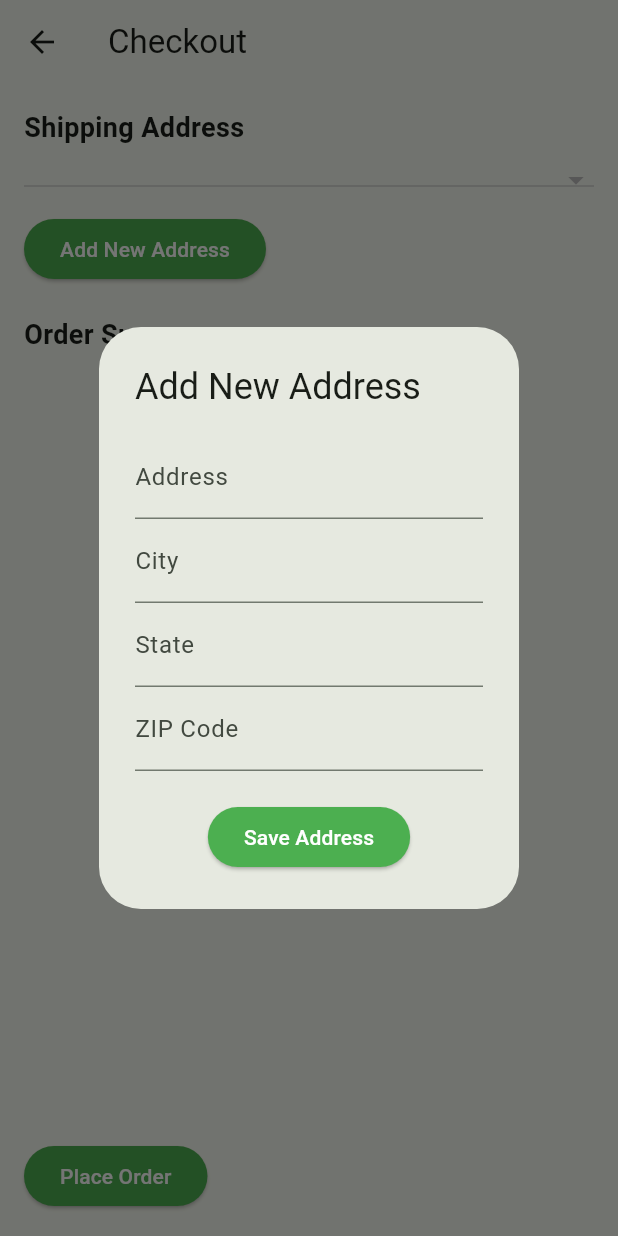
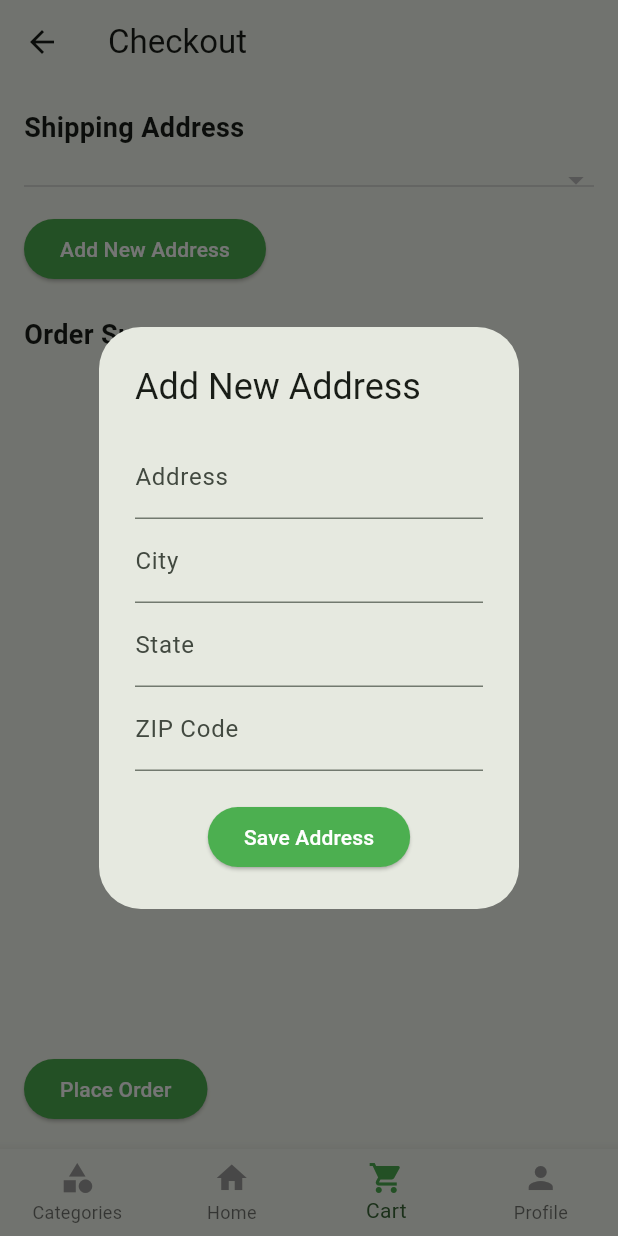
Before and after one commit to tahmidkhanshuvo/TekVend, a Flutter app: the CheckoutPage screen opened by its route, after a tap on "Add New Address", on a phone screen of 412 x 824 dp. Run offline on Flutter 3.47's test engine with Material 3 defaults, Android fonts, the phone set to English and light mode, and no system bars; our stand-ins replace cloud_firestore, firebase_auth, firebase_core, firebase_storage, font_awesome_flutter, get and 4 more; accounts and stored records are empty.

Commit message:
address saves and navigation works

```diff
--- /dev/null
+++ b/lib/controllers/address.dart
@@ -0,0 +1,53 @@
+import '../pages.dart';
+
+class AddressForm extends StatelessWidget {
+  final void Function(Map<String, String>) onSave;
+  final addressController = TextEditingController();
+  final cityController = TextEditingController();
+  final stateController = TextEditingController();
+  final zipController = TextEditingController();
+
+  AddressForm({required this.onSave});
+
+  @override
+  Widget build(BuildContext context) {
+    return SingleChildScrollView(
+      child: Column(
+        children: [
+          TextField(
+            controller: addressController,
+            decoration: const InputDecoration(labelText: 'Address'),
+          ),
+          TextField(
+            controller: cityController,
+            decoration: const InputDecoration(labelText: 'City'),
+          ),
+          TextField(
+            controller: stateController,
+            decoration: const InputDecoration(labelText: 'State'),
+          ),
+          TextField(
+            controller: zipController,
+            decoration: const InputDecoration(labelText: 'ZIP Code'),
+          ),
+          const SizedBox(height: 20),
+          ElevatedButton(
+            onPressed: () {
+              onSave({
+                'address': addressController.text,
+                'city': cityController.text,
+                'state': stateController.text,
+                'zip': zipController.text,
+              });
+            },
+            style: ElevatedButton.styleFrom(
+              foregroundColor: Colors.white,
+              backgroundColor: Colors.green,
+            ),
+            child: const Text('Save Address'),
+          ),
+        ],
+      ),
+    );
+  }
+}
--- a/lib/pages.dart
+++ b/lib/pages.dart
@@ -16,6 +16,7 @@ export 'controllers/message.dart';
 export 'controllers/product.dart';
 export 'controllers/upload.dart';
 export 'controllers/user.dart';
+export 'controllers/address.dart';
 
 export 'auth screen/sign_up_screen.dart';
 export 'auth screen/sign_in_screen.dart';
--- a/lib/shopping/checkout.dart
+++ b/lib/shopping/checkout.dart
@@ -1,7 +1,29 @@
-import '../pages.dart';
+import '../pages.dart';// Adjust import path as per your project structure
 
 class CheckoutPage extends StatelessWidget {
-  final UserController userController = Get.put(UserController());
+  final UserController userController = Get.find();
+
+  int _selectedIndex = 2;
+
+  void _onItemTapped(int index) {
+    if (_selectedIndex != index) {
+      _selectedIndex = index;
+      switch (index) {
+        case 0:
+          Get.toNamed('/categories');
+          break;
+        case 1:
+          Get.toNamed('/home');
+          break;
+        case 2:
+        // Optional: Add logic for the current screen (CheckoutPage)
+          break;
+        case 3:
+          Get.toNamed('/profile');
+          break;
+      }
+    }
+  }
 
   @override
   Widget build(BuildContext context) {
@@ -69,6 +91,41 @@ class CheckoutPage extends StatelessWidget {
           ],
         ),
       ),
+      bottomNavigationBar: BottomNavigationBar(
+        type: BottomNavigationBarType.fixed,
+        currentIndex: _selectedIndex,
+        items: [
+          BottomNavigationBarItem(
+            icon: Icon(
+              Icons.category,
+              color: _selectedIndex == 0 ? Colors.green : Colors.grey,
+            ),
+            label: 'Categories',
+          ),
+          BottomNavigationBarItem(
+            icon: Icon(
+              Icons.home,
+              color: _selectedIndex == 1 ? Colors.green : Colors.grey,
+            ),
+            label: 'Home',
+          ),
+          BottomNavigationBarItem(
+            icon: Icon(
+              Icons.shopping_cart,
+              color: _selectedIndex == 2 ? Colors.green : Colors.grey,
+            ),
+            label: 'Cart',
+          ),
+          BottomNavigationBarItem(
+            icon: Icon(
+              Icons.person,
+              color: _selectedIndex == 3 ? Colors.green : Colors.grey,
+            ),
+            label: 'Profile',
+          ),
+        ],
+        onTap: (index) => _onItemTapped(index),
+      ),
     );
   }
 }
--- a/lib/user profile/profile.dart
+++ b/lib/user profile/profile.dart
@@ -173,80 +173,42 @@ class UserProfileScreen extends StatelessWidget {
       }),
       bottomNavigationBar: Obx(() {
         return BottomNavigationBar(
+          type: BottomNavigationBarType.fixed,
           currentIndex: userController.selectedIndex.value,
-          items: const <BottomNavigationBarItem>[
+          onTap: userController.onItemTapped,
+          items: [
             BottomNavigationBarItem(
-              icon: Icon(Icons.dashboard),
+              icon: Icon(
+                Icons.category,
+                color: userController.selectedIndex.value == 0 ? Colors.green : Colors.grey,
+              ),
               label: 'Categories',
             ),
             BottomNavigationBarItem(
-              icon: Icon(Icons.home),
+              icon: Icon(
+                Icons.home,
+                color: userController.selectedIndex.value == 1 ? Colors.green : Colors.grey,
+              ),
               label: 'Home',
             ),
             BottomNavigationBarItem(
-              icon: Icon(Icons.shopping_cart),
+              icon: Icon(
+                Icons.shopping_cart,
+                color: userController.selectedIndex.value == 2 ? Colors.green : Colors.grey,
+              ),
               label: 'Cart',
             ),
             BottomNavigationBarItem(
-              icon: Icon(Icons.person),
+              icon: Icon(
+                Icons.person,
+                color: userController.selectedIndex.value == 3 ? Colors.green : Colors.grey,
+              ),
               label: 'Profile',
             ),
           ],
-          onTap: userController.onItemTapped,
         );
       }),
+
     );
   }
 }
-
-class AddressForm extends StatelessWidget {
-  final void Function(Map<String, String>) onSave;
-  final addressController = TextEditingController();
-  final cityController = TextEditingController();
-  final stateController = TextEditingController();
-  final zipController = TextEditingController();
-
-  AddressForm({required this.onSave});
-
-  @override
-  Widget build(BuildContext context) {
-    return SingleChildScrollView(
-      child: Column(
-        children: [
-          TextField(
-            controller: addressController,
-            decoration: const InputDecoration(labelText: 'Address'),
-          ),
-          TextField(
-            controller: cityController,
-            decoration: const InputDecoration(labelText: 'City'),
-          ),
-          TextField(
-            controller: stateController,
-            decoration: const InputDecoration(labelText: 'State'),
-          ),
-          TextField(
-            controller: zipController,
-            decoration: const InputDecoration(labelText: 'ZIP Code'),
-          ),
-          const SizedBox(height: 20),
-          ElevatedButton(
-            onPressed: () {
-              onSave({
-                'address': addressController.text,
-                'city': cityController.text,
-                'state': stateController.text,
-                'zip': zipController.text,
-              });
-            },
-            style: ElevatedButton.styleFrom(
-              foregroundColor: Colors.white,
-              backgroundColor: Colors.green,
-            ),
-            child: const Text('Save Address'),
-          ),
-        ],
-      ),
-    );
-  }
-}
```
Also changed, not shown: lib/controllers/user.dart (line endings or trailing spaces).
